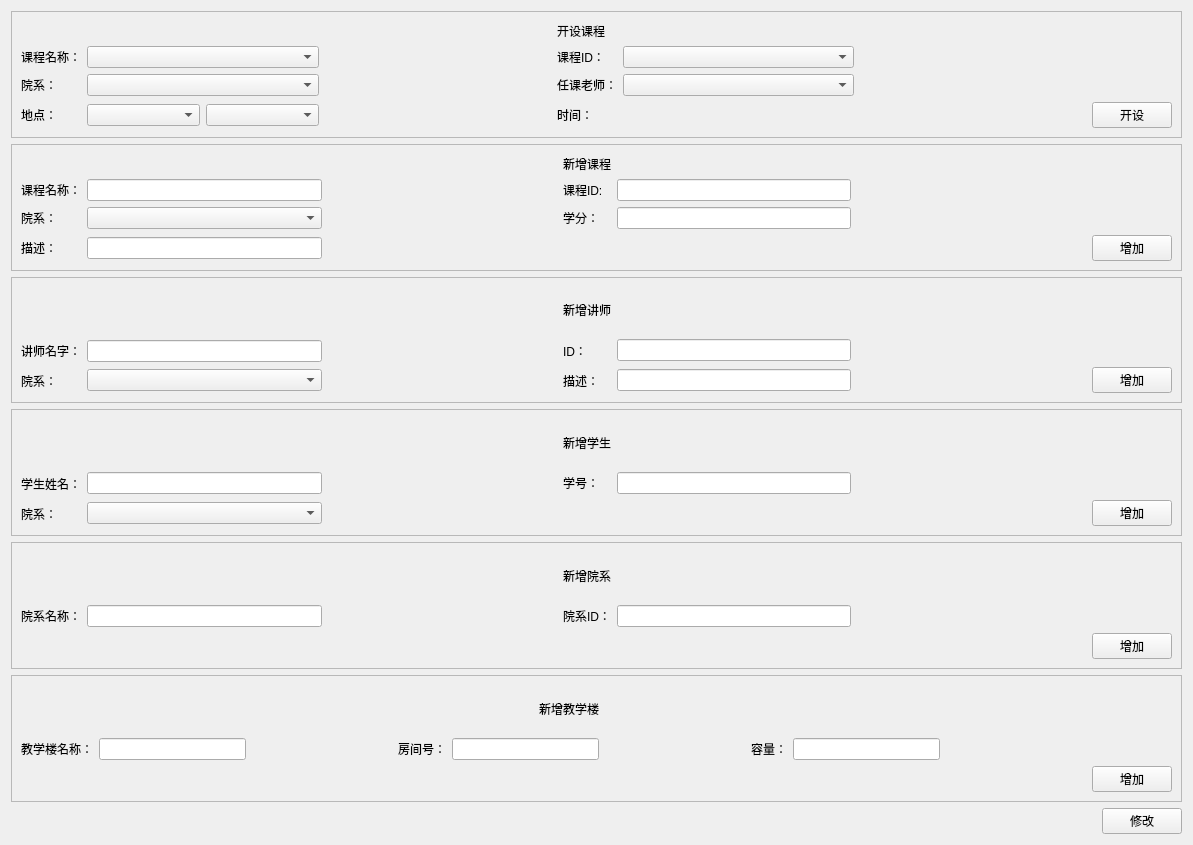
Qt form Service/mainwindow.ui (NichtsHsu/SelectCourse) before a commit.
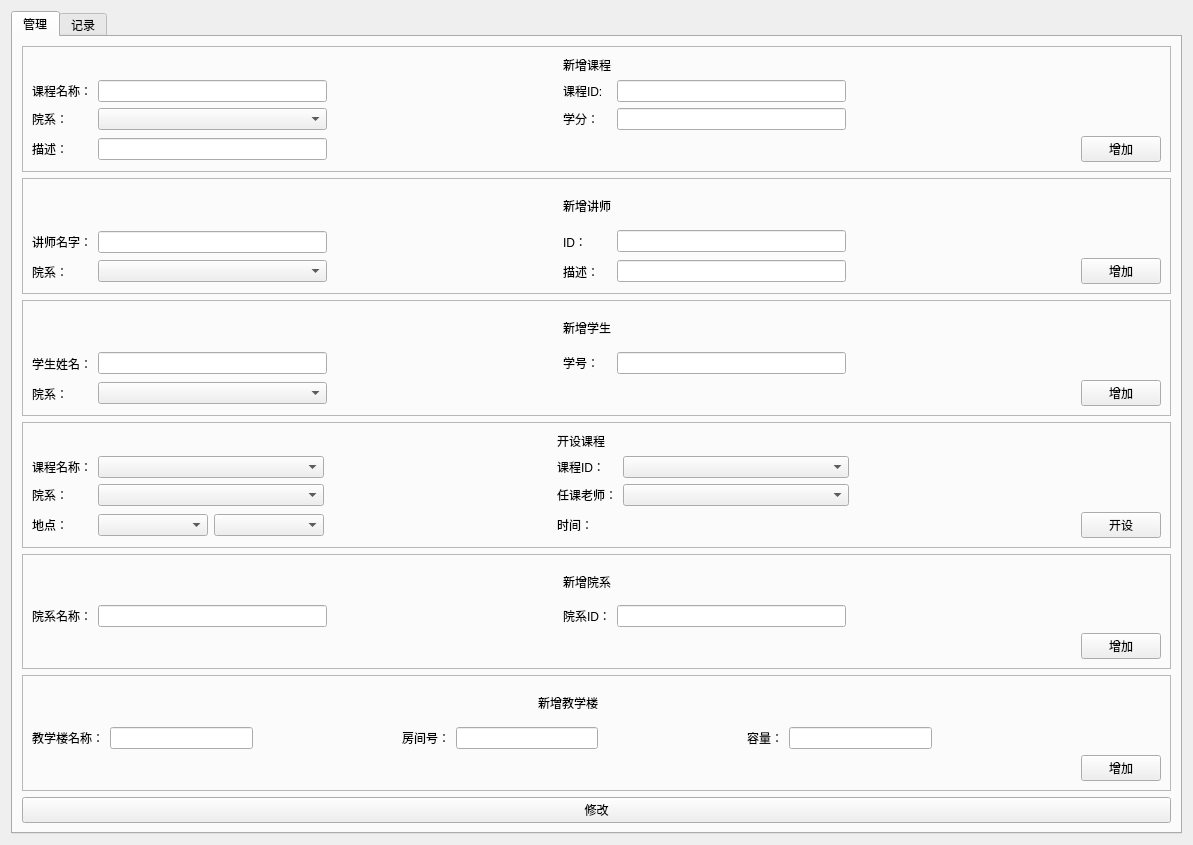
The same form after that commit. Custom widgets are drawn as their Qt base class.

What changed in the file:
```diff
--- a/Service/mainwindow.ui
+++ b/Service/mainwindow.ui
@@ -14,169 +14,17 @@
    <string>Form</string>
   </property>
   <layout class="QGridLayout" name="gridLayout">
-   <item row="0" column="0" colspan="2">
-    <widget class="QFrame" name="frame_4">
-     <property name="frameShape">
-      <enum>QFrame::StyledPanel</enum>
+   <item row="0" column="0">
+    <widget class="QTabWidget" name="tabWidget">
+     <property name="currentIndex">
+      <number>0</number>
      </property>
-     <property name="frameShadow">
-      <enum>QFrame::Raised</enum>
-     </property>
-     <layout class="QGridLayout" name="gridLayout_2">
-      <item row="3" column="1">
-       <layout class="QHBoxLayout" name="horizontalLayout">
+     <widget class="QWidget" name="tab">
+      <attribute name="title">
+       <string>管理</string>
+      </attribute>
+      <layout class="QVBoxLayout" name="verticalLayout_2">
         <item>
-         <widget class="QComboBox" name="class_building_comboBox"/>
-        </item>
-        <item>
-         <widget class="QComboBox" name="class_room_comboBox"/>
-        </item>
-       </layout>
-      </item>
-      <item row="2" column="0">
-       <widget class="QLabel" name="label_16">
-        <property name="sizePolicy">
-         <sizepolicy hsizetype="Fixed" vsizetype="Preferred">
-          <horstretch>0</horstretch>
-          <verstretch>0</verstretch>
-         </sizepolicy>
-        </property>
-        <property name="text">
-         <string>院系：</string>
-        </property>
-       </widget>
-      </item>
-      <item row="2" column="1">
-       <widget class="QComboBox" name="class_dept_comboBox">
-        <property name="sizePolicy">
-         <sizepolicy hsizetype="Expanding" vsizetype="Fixed">
-          <horstretch>0</horstretch>
-          <verstretch>0</verstretch>
-         </sizepolicy>
-        </property>
-       </widget>
-      </item>
-      <item row="3" column="2">
-       <spacer name="horizontalSpacer_2">
-        <property name="orientation">
-         <enum>Qt::Horizontal</enum>
-        </property>
-        <property name="sizeHint" stdset="0">
-         <size>
-          <width>40</width>
-          <height>20</height>
-         </size>
-        </property>
-       </spacer>
-      </item>
-      <item row="1" column="1">
-       <widget class="QComboBox" name="class_name_comboBox">
-        <property name="sizePolicy">
-         <sizepolicy hsizetype="Expanding" vsizetype="Fixed">
-          <horstretch>0</horstretch>
-          <verstretch>0</verstretch>
-         </sizepolicy>
-        </property>
-       </widget>
-      </item>
-      <item row="2" column="3">
-       <widget class="QLabel" name="label_17">
-        <property name="text">
-         <string>任课老师：</string>
-        </property>
-       </widget>
-      </item>
-      <item row="1" column="4">
-       <widget class="QComboBox" name="class_ID_comboBox">
-        <property name="sizePolicy">
-         <sizepolicy hsizetype="Expanding" vsizetype="Fixed">
-          <horstretch>0</horstretch>
-          <verstretch>0</verstretch>
-         </sizepolicy>
-        </property>
-       </widget>
-      </item>
-      <item row="1" column="0">
-       <widget class="QLabel" name="label_15">
-        <property name="sizePolicy">
-         <sizepolicy hsizetype="Fixed" vsizetype="Preferred">
-          <horstretch>0</horstretch>
-          <verstretch>0</verstretch>
-         </sizepolicy>
-        </property>
-        <property name="text">
-         <string>课程名称：</string>
-        </property>
-       </widget>
-      </item>
-      <item row="3" column="0">
-       <widget class="QLabel" name="label_19">
-        <property name="text">
-         <string>地点：</string>
-        </property>
-       </widget>
-      </item>
-      <item row="2" column="4">
-       <widget class="QComboBox" name="class_teacher_comboBox"/>
-      </item>
-      <item row="0" column="3">
-       <widget class="QLabel" name="label_14">
-        <property name="text">
-         <string>开设课程</string>
-        </property>
-       </widget>
-      </item>
-      <item row="3" column="6">
-       <widget class="QPushButton" name="class_btn">
-        <property name="text">
-         <string>开设</string>
-        </property>
-       </widget>
-      </item>
-      <item row="1" column="3">
-       <widget class="QLabel" name="label_27">
-        <property name="text">
-         <string>课程ID：</string>
-        </property>
-       </widget>
-      </item>
-      <item row="3" column="3">
-       <widget class="QLabel" name="label_18">
-        <property name="sizePolicy">
-         <sizepolicy hsizetype="Fixed" vsizetype="Preferred">
-          <horstretch>0</horstretch>
-          <verstretch>0</verstretch>
-         </sizepolicy>
-        </property>
-        <property name="text">
-         <string>时间：</string>
-        </property>
-       </widget>
-      </item>
-      <item row="3" column="5">
-       <spacer name="horizontalSpacer_3">
-        <property name="orientation">
-         <enum>Qt::Horizontal</enum>
-        </property>
-        <property name="sizeHint" stdset="0">
-         <size>
-          <width>40</width>
-          <height>20</height>
-         </size>
-        </property>
-       </spacer>
-      </item>
-     </layout>
-    </widget>
-   </item>
-   <item row="7" column="1">
-    <widget class="QPushButton" name="modified_btn">
-     <property name="text">
-      <string>修改</string>
-     </property>
-    </widget>
-   </item>
-   <item row="2" column="0" colspan="2">
     <widget class="QFrame" name="frame">
      <property name="frameShape">
       <enum>QFrame::StyledPanel</enum>
@@ -290,20 +138,7 @@
      </layout>
     </widget>
    </item>
-   <item row="7" column="0">
-    <spacer name="horizontalSpacer">
-     <property name="orientation">
-      <enum>Qt::Horizontal</enum>
-     </property>
-     <property name="sizeHint" stdset="0">
-      <size>
-       <width>1044</width>
-       <height>20</height>
-      </size>
-     </property>
-    </spacer>
-   </item>
-   <item row="3" column="0" colspan="2">
+       <item>
     <widget class="QFrame" name="frame_2">
      <property name="frameShape">
       <enum>QFrame::StyledPanel</enum>
@@ -407,7 +242,248 @@
      </layout>
     </widget>
    </item>
-   <item row="5" column="0" colspan="2">
+       <item>
+        <widget class="QFrame" name="frame_3">
+         <property name="frameShape">
+          <enum>QFrame::StyledPanel</enum>
+         </property>
+         <property name="frameShadow">
+          <enum>QFrame::Raised</enum>
+         </property>
+         <layout class="QGridLayout" name="gridLayout_8">
+          <item row="1" column="1">
+           <widget class="QLineEdit" name="student_name_lineEdit"/>
+          </item>
+          <item row="2" column="1">
+           <widget class="QComboBox" name="student_dept_comboBox"/>
+          </item>
+          <item row="1" column="0" rowspan="2">
+           <layout class="QVBoxLayout" name="verticalLayout_7">
+            <item>
+             <widget class="QLabel" name="label_30">
+              <property name="text">
+               <string>学生姓名：</string>
+              </property>
+             </widget>
+            </item>
+            <item>
+             <widget class="QLabel" name="label_31">
+              <property name="text">
+               <string>院系：</string>
+              </property>
+             </widget>
+            </item>
+           </layout>
+          </item>
+          <item row="1" column="2">
+           <spacer name="horizontalSpacer_16">
+            <property name="orientation">
+             <enum>Qt::Horizontal</enum>
+            </property>
+            <property name="sizeHint" stdset="0">
+             <size>
+              <width>40</width>
+              <height>20</height>
+             </size>
+            </property>
+           </spacer>
+          </item>
+          <item row="0" column="3">
+           <widget class="QLabel" name="label_32">
+            <property name="text">
+             <string>新增学生</string>
+            </property>
+           </widget>
+          </item>
+          <item row="1" column="3">
+           <widget class="QLabel" name="label_33">
+            <property name="text">
+             <string>学号：</string>
+            </property>
+           </widget>
+          </item>
+          <item row="1" column="5">
+           <spacer name="horizontalSpacer_17">
+            <property name="orientation">
+             <enum>Qt::Horizontal</enum>
+            </property>
+            <property name="sizeHint" stdset="0">
+             <size>
+              <width>40</width>
+              <height>20</height>
+             </size>
+            </property>
+           </spacer>
+          </item>
+          <item row="1" column="4">
+           <widget class="QLineEdit" name="student_ID_lineEdit"/>
+          </item>
+          <item row="2" column="6">
+           <widget class="QPushButton" name="student_btn">
+            <property name="text">
+             <string>增加</string>
+            </property>
+           </widget>
+          </item>
+         </layout>
+        </widget>
+       </item>
+       <item>
+        <widget class="QFrame" name="frame_4">
+         <property name="frameShape">
+          <enum>QFrame::StyledPanel</enum>
+         </property>
+         <property name="frameShadow">
+          <enum>QFrame::Raised</enum>
+         </property>
+         <layout class="QGridLayout" name="gridLayout_2">
+          <item row="2" column="4">
+           <widget class="QComboBox" name="class_teacher_comboBox"/>
+          </item>
+          <item row="1" column="0">
+           <widget class="QLabel" name="label_15">
+            <property name="sizePolicy">
+             <sizepolicy hsizetype="Fixed" vsizetype="Preferred">
+              <horstretch>0</horstretch>
+              <verstretch>0</verstretch>
+             </sizepolicy>
+            </property>
+            <property name="text">
+             <string>课程名称：</string>
+            </property>
+           </widget>
+          </item>
+          <item row="3" column="5">
+           <spacer name="horizontalSpacer_3">
+            <property name="orientation">
+             <enum>Qt::Horizontal</enum>
+            </property>
+            <property name="sizeHint" stdset="0">
+             <size>
+              <width>40</width>
+              <height>20</height>
+             </size>
+            </property>
+           </spacer>
+          </item>
+          <item row="1" column="3">
+           <widget class="QLabel" name="label_27">
+            <property name="text">
+             <string>课程ID：</string>
+            </property>
+           </widget>
+          </item>
+          <item row="3" column="3">
+           <widget class="QLabel" name="label_18">
+            <property name="sizePolicy">
+             <sizepolicy hsizetype="Fixed" vsizetype="Preferred">
+              <horstretch>0</horstretch>
+              <verstretch>0</verstretch>
+             </sizepolicy>
+            </property>
+            <property name="text">
+             <string>时间：</string>
+            </property>
+           </widget>
+          </item>
+          <item row="2" column="1">
+           <widget class="QComboBox" name="class_dept_comboBox">
+            <property name="sizePolicy">
+             <sizepolicy hsizetype="Expanding" vsizetype="Fixed">
+              <horstretch>0</horstretch>
+              <verstretch>0</verstretch>
+             </sizepolicy>
+            </property>
+           </widget>
+          </item>
+          <item row="2" column="3">
+           <widget class="QLabel" name="label_17">
+            <property name="text">
+             <string>任课老师：</string>
+            </property>
+           </widget>
+          </item>
+          <item row="3" column="0">
+           <widget class="QLabel" name="label_19">
+            <property name="text">
+             <string>地点：</string>
+            </property>
+           </widget>
+          </item>
+          <item row="3" column="6">
+           <widget class="QPushButton" name="class_btn">
+            <property name="text">
+             <string>开设</string>
+            </property>
+           </widget>
+          </item>
+          <item row="1" column="1">
+           <widget class="QComboBox" name="class_name_comboBox">
+            <property name="sizePolicy">
+             <sizepolicy hsizetype="Expanding" vsizetype="Fixed">
+              <horstretch>0</horstretch>
+              <verstretch>0</verstretch>
+             </sizepolicy>
+            </property>
+           </widget>
+          </item>
+          <item row="2" column="0">
+           <widget class="QLabel" name="label_16">
+            <property name="sizePolicy">
+             <sizepolicy hsizetype="Fixed" vsizetype="Preferred">
+              <horstretch>0</horstretch>
+              <verstretch>0</verstretch>
+             </sizepolicy>
+            </property>
+            <property name="text">
+             <string>院系：</string>
+            </property>
+           </widget>
+          </item>
+          <item row="1" column="4">
+           <widget class="QComboBox" name="class_ID_comboBox">
+            <property name="sizePolicy">
+             <sizepolicy hsizetype="Expanding" vsizetype="Fixed">
+              <horstretch>0</horstretch>
+              <verstretch>0</verstretch>
+             </sizepolicy>
+            </property>
+           </widget>
+          </item>
+          <item row="0" column="3">
+           <widget class="QLabel" name="label_14">
+            <property name="text">
+             <string>开设课程</string>
+            </property>
+           </widget>
+          </item>
+          <item row="3" column="1">
+           <layout class="QHBoxLayout" name="horizontalLayout">
+            <item>
+             <widget class="QComboBox" name="class_building_comboBox"/>
+            </item>
+            <item>
+             <widget class="QComboBox" name="class_room_comboBox"/>
+            </item>
+           </layout>
+          </item>
+          <item row="3" column="2">
+           <spacer name="horizontalSpacer_2">
+            <property name="orientation">
+             <enum>Qt::Horizontal</enum>
+            </property>
+            <property name="sizeHint" stdset="0">
+             <size>
+              <width>40</width>
+              <height>20</height>
+             </size>
+            </property>
+           </spacer>
+          </item>
+         </layout>
+        </widget>
+       </item>
+       <item>
     <widget class="QFrame" name="frame_6">
      <property name="frameShape">
       <enum>QFrame::StyledPanel</enum>
@@ -479,7 +555,7 @@
      </layout>
     </widget>
    </item>
-   <item row="6" column="0" colspan="2">
+       <item>
     <widget class="QFrame" name="frame_7">
      <property name="frameShape">
       <enum>QFrame::StyledPanel</enum>
@@ -591,94 +667,36 @@
      </layout>
     </widget>
    </item>
-   <item row="4" column="0" colspan="2">
-    <widget class="QFrame" name="frame_3">
-     <property name="frameShape">
-      <enum>QFrame::StyledPanel</enum>
-     </property>
-     <property name="frameShadow">
-      <enum>QFrame::Raised</enum>
-     </property>
-     <layout class="QGridLayout" name="gridLayout_6">
-      <item row="1" column="1">
-       <widget class="QLineEdit" name="student_name_lineEdit"/>
-      </item>
-      <item row="2" column="1">
-       <widget class="QComboBox" name="student_dept_comboBox"/>
-      </item>
-      <item row="1" column="0" rowspan="2">
-       <layout class="QVBoxLayout" name="verticalLayout_6">
         <item>
-         <widget class="QLabel" name="label_11">
+        <widget class="QPushButton" name="modified_btn">
           <property name="text">
-           <string>学生姓名：</string>
+          <string>修改</string>
           </property>
          </widget>
         </item>
-        <item>
-         <widget class="QLabel" name="label_13">
-          <property name="text">
-           <string>院系：</string>
-          </property>
-         </widget>
-        </item>
-       </layout>
-      </item>
-      <item row="1" column="2">
-       <spacer name="horizontalSpacer_8">
-        <property name="orientation">
-         <enum>Qt::Horizontal</enum>
-        </property>
-        <property name="sizeHint" stdset="0">
-         <size>
-          <width>40</width>
-          <height>20</height>
-         </size>
-        </property>
-       </spacer>
-      </item>
-      <item row="0" column="3">
-       <widget class="QLabel" name="label_4">
-        <property name="text">
-         <string>新增学生</string>
-        </property>
-       </widget>
-      </item>
-      <item row="1" column="3">
-       <widget class="QLabel" name="label_12">
-        <property name="text">
-         <string>学号：</string>
-        </property>
-       </widget>
-      </item>
-      <item row="1" column="5">
-       <spacer name="horizontalSpacer_9">
-        <property name="orientation">
-         <enum>Qt::Horizontal</enum>
-        </property>
-        <property name="sizeHint" stdset="0">
-         <size>
-          <width>40</width>
-          <height>20</height>
-         </size>
-        </property>
-       </spacer>
-      </item>
-      <item row="1" column="4">
-       <widget class="QLineEdit" name="student_ID_lineEdit"/>
-      </item>
-      <item row="2" column="6">
-       <widget class="QPushButton" name="student_btn">
-        <property name="text">
-         <string>增加</string>
-        </property>
-       </widget>
-      </item>
-     </layout>
-    </widget>
-   </item>
-  </layout>
- </widget>
+      </layout>
+     </widget>
+     <widget class="QWidget" name="tab_2">
+      <attribute name="title">
+       <string>记录</string>
+      </attribute>
+      <layout class="QVBoxLayout" name="verticalLayout_3">
+       <item>
+        <widget class="MessageBox" name="textEdit"/>
+       </item>
+      </layout>
+     </widget>
+    </widget>
+   </item>
+  </layout>
+ </widget>
+ <customwidgets>
+  <customwidget>
+   <class>MessageBox</class>
+   <extends>QTextEdit</extends>
+   <header>message/message.h</header>
+  </customwidget>
+ </customwidgets>
  <resources/>
  <connections/>
 </ui>
```
Left out of the diff: 100 changed lines with no effect on the pictures. Lines whose indentation alone changed are shown as unchanged.
